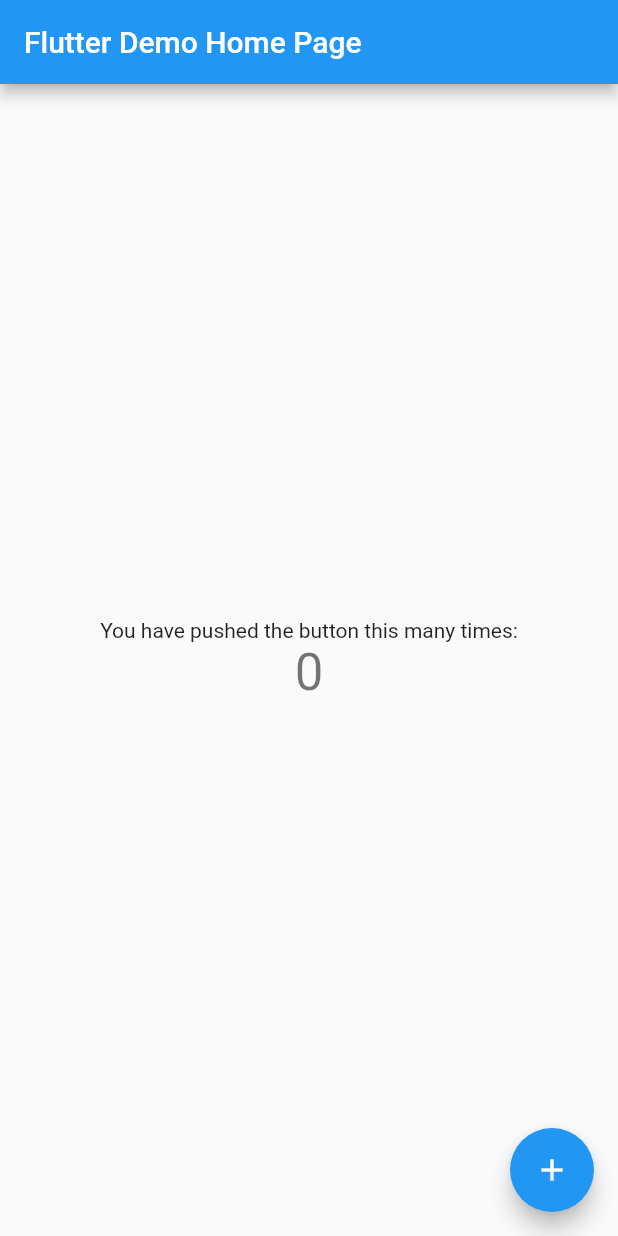
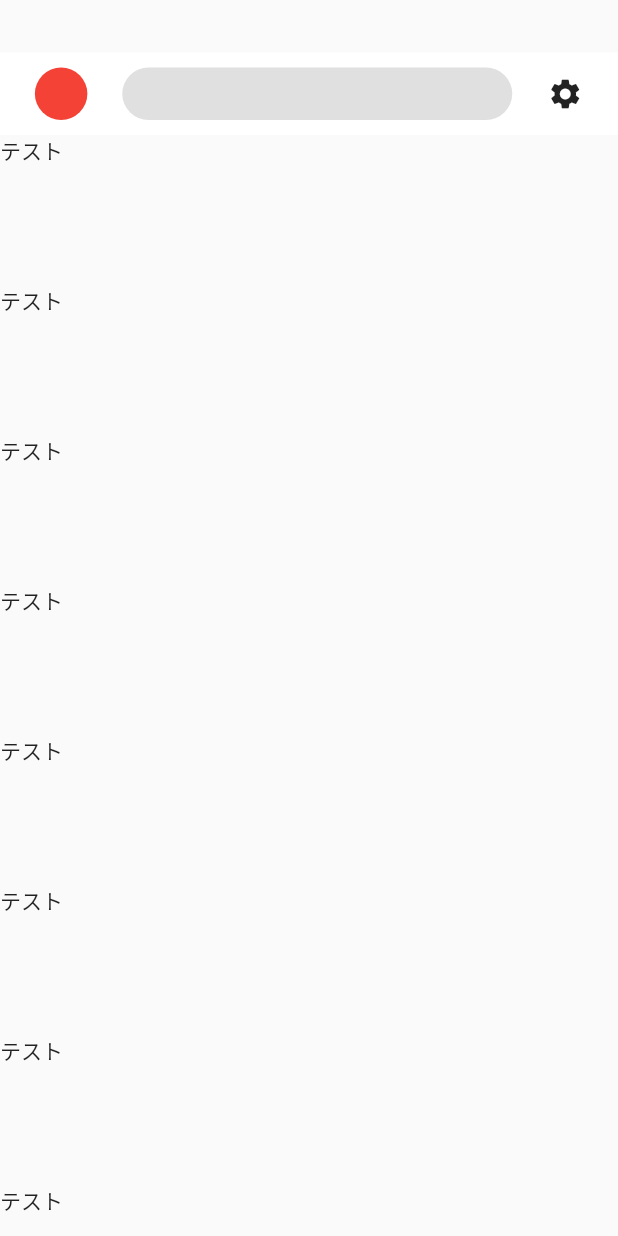
Before and after one commit to shimano-yuuki/twitter_clone, a Flutter app: the screen it shows after launch, on a phone screen of 412 x 824 dp. Run offline on Flutter 3.47's test engine with Material 2 defaults, Android fonts, the phone set to English and light mode, and no system bars.

Commit message:
サーチ画面仮

```diff
--- a/lib/main.dart
+++ b/lib/main.dart
@@ -1,4 +1,5 @@
 import 'package:flutter/material.dart';
+import 'package:twitter_clone/search.dart';
 
 void main() {
   runApp(const MyApp());
@@ -24,92 +25,7 @@ class MyApp extends StatelessWidget {
         // is not restarted.
         primarySwatch: Colors.blue,
       ),
-      home: const MyHomePage(title: 'Flutter Demo Home Page'),
+      home: const SearchPage(title: 'Flutter Demo Home Page'),
     );
   }
 }
-
-class MyHomePage extends StatefulWidget {
-  const MyHomePage({Key? key, required this.title}) : super(key: key);
-
-  // This widget is the home page of your application. It is stateful, meaning
-  // that it has a State object (defined below) that contains fields that affect
-  // how it looks.
-
-  // This class is the configuration for the state. It holds the values (in this
-  // case the title) provided by the parent (in this case the App widget) and
-  // used by the build method of the State. Fields in a Widget subclass are
-  // always marked "final".
-
-  final String title;
-
-  @override
-  State<MyHomePage> createState() => _MyHomePageState();
-}
-
-class _MyHomePageState extends State<MyHomePage> {
-  int _counter = 0;
-
-  void _incrementCounter() {
-    setState(() {
-      // This call to setState tells the Flutter framework that something has
-      // changed in this State, which causes it to rerun the build method below
-      // so that the display can reflect the updated values. If we changed
-      // _counter without calling setState(), then the build method would not be
-      // called again, and so nothing would appear to happen.
-      _counter++;
-    });
-  }
-
-  @override
-  Widget build(BuildContext context) {
-    // This method is rerun every time setState is called, for instance as done
-    // by the _incrementCounter method above.
-    //
-    // The Flutter framework has been optimized to make rerunning build methods
-    // fast, so that you can just rebuild anything that needs updating rather
-    // than having to individually change instances of widgets.
-    return Scaffold(
-      appBar: AppBar(
-        // Here we take the value from the MyHomePage object that was created by
-        // the App.build method, and use it to set our appbar title.
-        title: Text(widget.title),
-      ),
-      body: Center(
-        // Center is a layout widget. It takes a single child and positions it
-        // in the middle of the parent.
-        child: Column(
-          // Column is also a layout widget. It takes a list of children and
-          // arranges them vertically. By default, it sizes itself to fit its
-          // children horizontally, and tries to be as tall as its parent.
-          //
-          // Invoke "debug painting" (press "p" in the console, choose the
-          // "Toggle Debug Paint" action from the Flutter Inspector in Android
-          // Studio, or the "Toggle Debug Paint" command in Visual Studio Code)
-          // to see the wireframe for each widget.
-          //
-          // Column has various properties to control how it sizes itself and
-          // how it positions its children. Here we use mainAxisAlignment to
-          // center the children vertically; the main axis here is the vertical
-          // axis because Columns are vertical (the cross axis would be
-          // horizontal).
-          mainAxisAlignment: MainAxisAlignment.center,
-          children: <Widget>[
-            const Text(
-              'You have pushed the button this many times:',
-            ),
-            Text(
-              '$_counter',
-              style: Theme.of(context).textTheme.headline4,
-            ),
-          ],
-        ),
-      ),
-      floatingActionButton: FloatingActionButton(
-        onPressed: _incrementCounter,
-        tooltip: 'Increment',
-        child: const Icon(Icons.add),
-      ), // This trailing comma makes auto-formatting nicer for build methods.
-    );
-  }
-}
--- /dev/null
+++ b/lib/search.dart
@@ -0,0 +1,149 @@
+import 'package:flutter/material.dart';
+
+class SearchPage extends StatefulWidget {
+  const SearchPage({Key? key, required this.title}) : super(key: key);
+
+  // This widget is the home page of your application. It is stateful, meaning
+  // that it has a State object (defined below) that contains fields that affect
+  // how it looks.
+
+  // This class is the configuration for the state. It holds the values (in this
+  // case the title) provided by the parent (in this case the App widget) and
+  // used by the build method of the State. Fields in a Widget subclass are
+  // always marked "final".
+
+  final String title;
+
+  @override
+  State<SearchPage> createState() => _MyHomePageState();
+}
+
+class _MyHomePageState extends State<SearchPage> {
+  int _counter = 0;
+
+  void _incrementCounter() {
+    setState(() {
+      // This call to setState tells the Flutter framework that something has
+      // changed in this State, which causes it to rerun the build method below
+      // so that the display can reflect the updated values. If we changed
+      // _counter without calling setState(), then the build method would not be
+      // called again, and so nothing would appear to happen.
+      _counter++;
+    });
+  }
+
+  @override
+  Widget build(BuildContext context) {
+    // This method is rerun every time setState is called, for instance as done
+    // by the _incrementCounter method above.
+    //
+    // The Flutter framework has been optimized to make rerunning build methods
+    // fast, so that you can just rebuild anything that needs updating rather
+    // than having to individually change instances of widgets.
+    return Scaffold(
+      body: SingleChildScrollView(
+        child: Column(children: [
+          Container(
+            height: 35,
+            width: 1000,
+          ),
+          //(3) グレーの背景の四角を表示
+          Container(
+              height: 55,
+              width: 1000,
+              color: Colors.white,
+              //(4) ここからRowスタート
+              child: Row(
+                  mainAxisAlignment: MainAxisAlignment.spaceEvenly,
+                  children: [
+                    Container(
+                        height: 35,
+                        width: 35,
+                        decoration: BoxDecoration(
+                          color: Colors.red,
+                          shape: BoxShape.circle,
+                        )),
+                    Container(
+                      height: 35,
+                      width: 260,
+                      decoration: BoxDecoration(
+                        color: Colors.black12,
+                        borderRadius: BorderRadius.circular(50),
+                      ),
+                    ),
+                    Container(
+                      child: Icon(
+                        Icons.settings,
+                      ),
+                    )
+                  ])),
+          Container(
+            child: Text("テスト"),
+            height: 100,
+            width: 1000,
+          ),
+          Container(
+            child: Text("テスト"),
+            height: 100,
+            width: 1000,
+          ),
+          Container(
+            child: Text("テスト"),
+            height: 100,
+            width: 1000,
+          ),
+          Container(
+            child: Text("テスト"),
+            height: 100,
+            width: 1000,
+          ),
+          Container(
+            child: Text("テスト"),
+            height: 100,
+            width: 1000,
+          ),
+          Container(
+            child: Text("テスト"),
+            height: 100,
+            width: 1000,
+          ),
+          Container(
+            child: Text("テスト"),
+            height: 100,
+            width: 1000,
+          ),
+          Container(
+            child: Text("テスト"),
+            height: 100,
+            width: 1000,
+          ),
+          Container(
+            child: Text("テスト"),
+            height: 100,
+            width: 1000,
+          ),
+          Container(
+            child: Text("テスト"),
+            height: 100,
+            width: 1000,
+          ),
+          Container(
+            child: Text("テスト"),
+            height: 100,
+            width: 1000,
+          ),
+          Container(
+            child: Text("テスト"),
+            height: 100,
+            width: 1000,
+          ),
+          Container(
+            child: Text("テスト"),
+            height: 100,
+            width: 1000,
+          ),
+        ]), // This trailing comma makes auto-formatting nicer for build methods.
+      ),
+    );
+  }
+}
```
Also changed, not shown: pubspec.lock, 2 other files.
